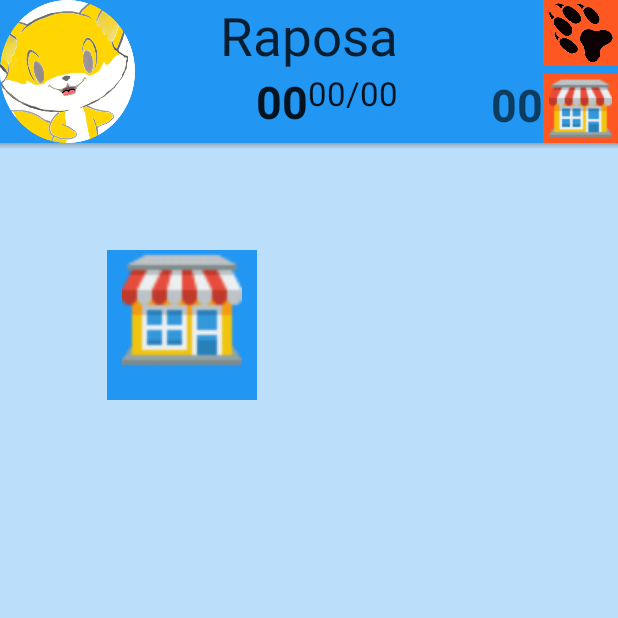
After one commit to AndreArrebola/TeacherFox, an Android app: the Loja screen opened directly, with no data from a screen before it, on a phone screen of 412 x 824 dp, the top half of it. The commit adds this screen. Run offline under Robolectric (Android 15) with nearby library versions, the phone set to English and light mode, and no system bars.

Commit message:
Primeiros passos na loja

```diff
--- a/TeacherFox/app/src/main/AndroidManifest.xml
+++ b/TeacherFox/app/src/main/AndroidManifest.xml
@@ -19,8 +19,9 @@
         </activity>
         <activity
             android:name=".QuestActivity"
-            android:label="@string/app_name"></activity>
-        <activity android:name=".Results"></activity>
+            android:label="@string/app_name" />
+        <activity android:name=".Results" />
+        <activity android:name=".Loja"></activity>
     </application>
 
 </manifest>
--- a/TeacherFox/app/src/main/java/com/teacherfox/legendary/teacherfox/DBAdapter.java
+++ b/TeacherFox/app/src/main/java/com/teacherfox/legendary/teacherfox/DBAdapter.java
@@ -13,6 +13,7 @@ public class DBAdapter {
     public DBAdapter(Context context) {
         dbHelper = new DBHelper(context);
     }
+    private String[] allColumnsL = { DBHelper.IDITEM, DBHelper.IMGITEM, DBHelper.VALORITEM, DBHelper.COMPOK};
     private String[] allColumns = { DBHelper.ID, DBHelper.ALTA, DBHelper.ENUNC,
             DBHelper.ALTB, DBHelper.ALTC, DBHelper.ALTD, DBHelper.ALTE, DBHelper.COINS, DBHelper.MATERIA, DBHelper.ALTOK};
     public Cursor AcessarQuestao(int numquest){
--- /dev/null
+++ b/TeacherFox/app/src/main/java/com/teacherfox/legendary/teacherfox/Loja.java
@@ -0,0 +1,22 @@
+package com.teacherfox.legendary.teacherfox;
+
+import android.support.v7.app.AppCompatActivity;
+import android.os.Bundle;
+import android.view.View;
+import android.widget.ImageView;
+import android.widget.LinearLayout;
+import android.widget.TextView;
+
+public class Loja extends AppCompatActivity {
+
+    @Override
+    protected void onCreate(Bundle savedInstanceState) {
+        super.onCreate(savedInstanceState);
+        setContentView(R.layout.activity_loja);
+    }
+    public void setCloth(View v){
+        LinearLayout barra = (LinearLayout)findViewById(R.id.thebar);
+        ImageView hatav = (ImageView) barra.findViewById(R.id.hatav);
+        hatav.setVisibility(View.VISIBLE);
+    }
+}
--- a/TeacherFox/app/src/main/java/com/teacherfox/legendary/teacherfox/QuestActivity.java
+++ b/TeacherFox/app/src/main/java/com/teacherfox/legendary/teacherfox/QuestActivity.java
@@ -27,7 +27,11 @@ public class QuestActivity extends AppCompatActivity {
         nomeraposa.setText(Avatar.nome.toString());
 
         TextView dimdim = (TextView)barra.findViewById(R.id.txMoney);
+        TextView level = (TextView)barra.findViewById(R.id.txLvl);
+        TextView texp = (TextView)barra.findViewById(R.id.txExp);
         dimdim.setText(String.valueOf(Avatar.money));
+        texp.setText(String.valueOf(Avatar.exp) + "/" + Avatar.levels[Avatar.lvl+1]);
+        level.setText(String.valueOf(Avatar.lvl));
         String password="txt";
 
         DBAdapter acesso = new DBAdapter(getBaseContext());
@@ -107,4 +111,5 @@ public class QuestActivity extends AppCompatActivity {
         this.finish();
 
     }
+
 }
--- /dev/null
+++ b/TeacherFox/app/src/main/res/layout/activity_loja.xml
@@ -0,0 +1,32 @@
+<?xml version="1.0" encoding="utf-8" ?>
+
+<RelativeLayout xmlns:android="http://schemas.android.com/apk/res/android"
+    android:orientation="vertical" android:layout_width="match_parent"
+    android:layout_height="match_parent"
+    android:background="@color/colorBackground"
+    >
+    <include layout="@layout/barra"
+        android:id="@+id/thebar"
+        xmlns:android="http://schemas.android.com/apk/res/android" />
+    <RelativeLayout
+        android:layout_width="100dp"
+        android:layout_height="100dp"
+        android:background="@drawable/botao"
+        android:layout_below="@+id/thebar"
+        android:layout_alignParentLeft="true"
+        android:layout_alignParentStart="true"
+        android:layout_marginLeft="71dp"
+        android:layout_marginStart="71dp"
+        android:layout_marginTop="67dp"
+        android:onClick="setCloth"
+        >
+
+        <ImageView
+            android:layout_width="80dp"
+            android:layout_height="80dp"
+            android:background="@drawable/shopicon"
+
+            android:layout_alignParentTop="true"
+            android:layout_centerHorizontal="true" />
+    </RelativeLayout>
+</RelativeLayout>
--- a/TeacherFox/app/src/main/res/layout/barra.xml
+++ b/TeacherFox/app/src/main/res/layout/barra.xml
@@ -62,17 +62,25 @@
                 android:src="@drawable/shopicon"
                 android:scaleType="fitCenter"
                 android:padding="2dp"
-                android:id="@+id/imageButton" />
+                android:id="@+id/imageButton"
 
+                />
+
+            <RelativeLayout
+                android:layout_width="90dp"
+                android:layout_height="100dp"
+                android:id="@+id/Avatar"
+                android:background="@drawable/rapo"
+
+                android:layout_alignParentTop="true"
+                android:layout_alignParentLeft="true"
+                android:layout_alignParentStart="true" />
             <ImageView
-                android:layout_width="wrap_content"
-                android:layout_height="wrap_content"
-                android:id="@+id/imageView4"
-                android:layout_toLeftOf="@+id/avtrname"
-                android:layout_toStartOf="@+id/avtrname"
-                android:src="@drawable/rapo"
-                android:layout_alignParentBottom="true"
-                android:layout_margin="4dp" />
+                android:layout_width="100dp"
+                android:layout_height="30dp"
+                android:background="@drawable/shopicon"
+                android:visibility="invisible"
+                android:id="@+id/hatav" />
 
             <TextView
                 android:layout_width="wrap_content"
@@ -82,11 +90,32 @@
                 android:id="@+id/txMoney"
                 android:textStyle="bold"
                 android:textSize="30sp"
+                android:layout_alignTop="@+id/imageButton"
+                android:layout_toLeftOf="@+id/imageButton"
+                android:layout_toStartOf="@+id/imageButton" />
+            <TextView
+                android:layout_width="wrap_content"
+                android:layout_height="wrap_content"
+                android:textAppearance="?android:attr/textAppearanceLarge"
+                android:text="00"
+                android:id="@+id/txLvl"
+                android:textStyle="bold"
+                android:textSize="30sp"
+                android:layout_below="@+id/avtrname"
+                android:layout_toLeftOf="@+id/txExp"
+                android:layout_toStartOf="@+id/txExp" />
+
+            <TextView
+                android:layout_width="wrap_content"
+                android:layout_height="wrap_content"
+                android:textAppearance="?android:attr/textAppearanceLarge"
+                android:text="00/00"
+                android:id="@+id/txExp"
                 android:layout_below="@+id/avtrname"
                 android:layout_alignRight="@+id/avtrname"
                 android:layout_alignEnd="@+id/avtrname" />
+        </RelativeLayout>
 
-        </RelativeLayout>
     </LinearLayout>
     <View
         android:layout_width="match_parent"
```
Also changed, not shown: TeacherFox/app/src/main/java/com/teacherfox/legendary/teacherfox/Avatar.java (+18 -0 lines), TeacherFox/app/src/main/java/com/teacherfox/legendary/teacherfox/DBHelper.java (+20 -3 lines), TeacherFox/app/src/main/java/com/teacherfox/legendary/teacherfox/MainActivity.java (+25 -1 lines), TeacherFox/app/src/main/java/com/teacherfox/legendary/teacherfox/Results.java (+17 -0 lines), TeacherFox/app/src/main/res/drawable/botaomd.xml (added, +9 -0 lines), TeacherFox/app/src/main/res/layout/mainmenu.xml (+6 -6 lines), TeacherFox/app/src/main/res/drawable/but.png (added), TeacherFox/app/src/main/res/drawable/butp.png (added).
